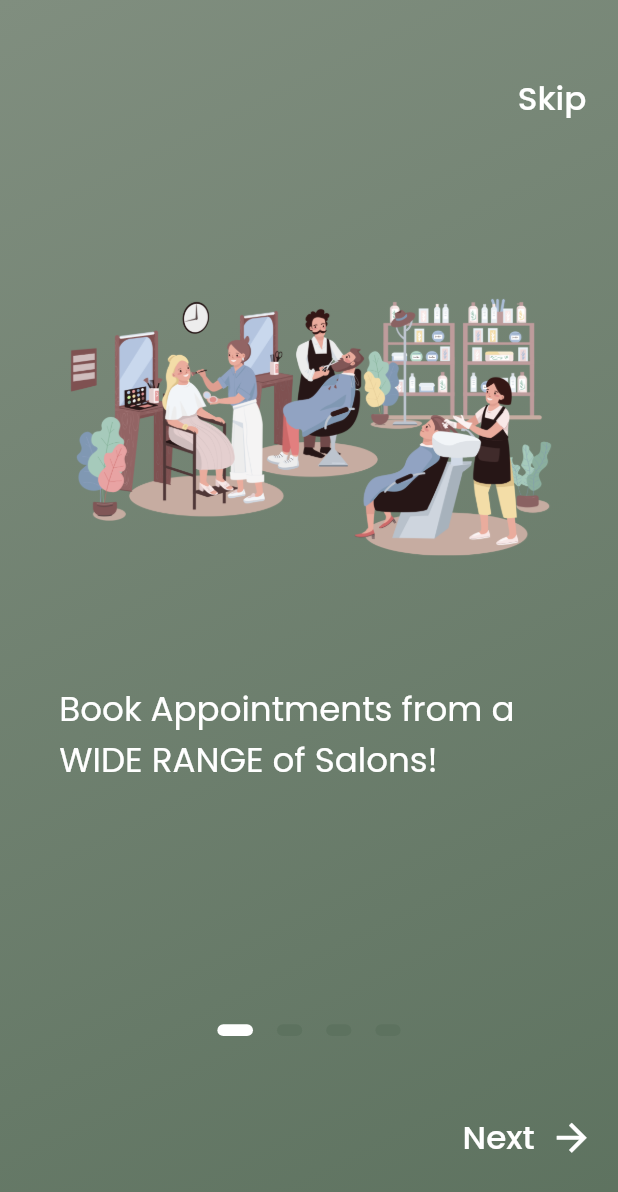
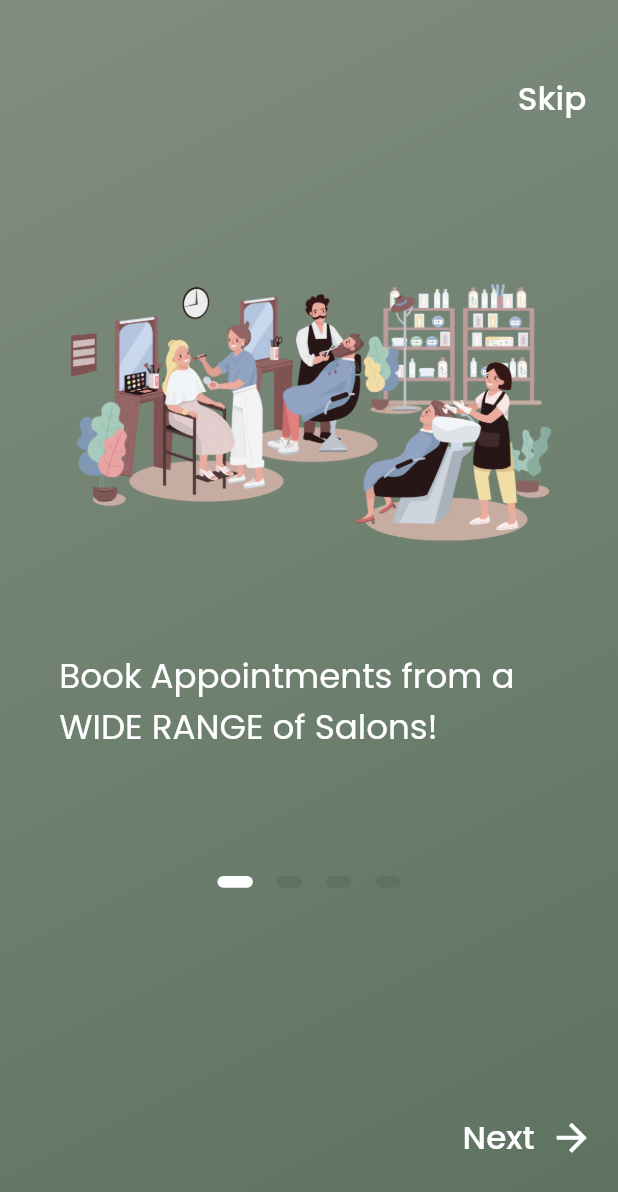
Before and after one commit to pawanjeswani-blitz/flutter_sample_app, a Flutter app: the screen it shows after launch, on a phone screen of 412 x 824 dp. Shown: the top 1192 px of the screen. Run offline on Flutter 3.47's test engine with Material 2 defaults, Android fonts, the phone set to English and light mode, and no system bars; our stand-ins replace cached_network_image, carousel_slider, connectivity, device_info, firebase_messaging, flutter_calendar_carousel and 11 more; accounts and stored records are empty.

```diff
--- a/lib/view/pages/onboarding_screen.dart
+++ b/lib/view/pages/onboarding_screen.dart
@@ -66,7 +66,7 @@ class _OnboardingScreenState extends State<OnboardingScreen> {
                             ),
                           ),
                     Container(
-                      height: defaultSize * 60.0,
+                      height: defaultSize * 50.0,
                       child: PageView(
                         // Creates a scrollable list that works page by page from an explicit [List] of widgets.
                         physics:
@@ -91,12 +91,12 @@ class _OnboardingScreenState extends State<OnboardingScreen> {
                                       //Creates an object that fetches an image from an asset bundle FOR LOCAL IMAGES
                                       'assets/images/onboarding-1.png',
                                     ),
-                                    height: defaultSize * 30.0,
+                                    height: defaultSize * 28.0,
                                     width: defaultSize * 50.0,
                                   ),
                                 ),
                                 SizedBox(
-                                  height: defaultSize * 3.0,
+                                  height: defaultSize * 2.8,
                                 ), // Creates a fixed size box
                                 Text(
                                   'Book Appointments from a \nWIDE RANGE of Salons!',
@@ -120,12 +120,12 @@ class _OnboardingScreenState extends State<OnboardingScreen> {
                                     image: AssetImage(
                                       'assets/images/onboarding-2.png',
                                     ),
-                                    height: defaultSize * 30.0,
+                                    height: defaultSize * 28.0,
                                     width: defaultSize * 50.0,
                                   ),
                                 ),
                                 SizedBox(
-                                  height: defaultSize * 3.0,
+                                  height: defaultSize * 2.8,
                                 ),
                                 Text(
                                   'Book Appointment as \nINDIVIDUAL or PACKAGE service!',
@@ -149,12 +149,12 @@ class _OnboardingScreenState extends State<OnboardingScreen> {
                                     image: AssetImage(
                                       'assets/images/onboarding-3.png',
                                     ),
-                                    height: defaultSize * 30.0,
+                                    height: defaultSize * 28.0,
                                     width: defaultSize * 50.0,
                                   ),
                                 ),
                                 SizedBox(
-                                  height: defaultSize * 3.0,
+                                  height: defaultSize * 2.8,
                                 ),
                                 Text(
                                   'Book Appointments \nthe EASY WAY now!',
@@ -180,12 +180,12 @@ class _OnboardingScreenState extends State<OnboardingScreen> {
                                     image: AssetImage(
                                       'assets/images/loc-pin.png',
                                     ),
-                                    height: defaultSize * 30.0,
+                                    height: defaultSize * 28.0,
                                     width: defaultSize * 50.0,
                                   ),
                                 ),
                                 SizedBox(
-                                  height: defaultSize * 3.0,
+                                  height: defaultSize * 2.8,
                                 ),
                                 Center(
                                   child: Text(
@@ -280,7 +280,7 @@ class _OnboardingScreenState extends State<OnboardingScreen> {
                     Navigator.pushNamedAndRemoveUntil(
                         context, "/login", (r) => false);
                   } else {
-                    await Geolocator.requestPermission();
+                    // await Geolocator.requestPermission();
                     await Geolocator.openAppSettings();
                   }
                 },
--- a/lib/view/pages/past_appointments.dart
+++ b/lib/view/pages/past_appointments.dart
@@ -170,7 +170,7 @@ class _PastAppointmentsState extends State<PastAppointments> {
                               AppointmentResponse>(
                           firstPageProgressIndicatorBuilder: (context) =>
                               _getLoaderView(),
-                          noMoreItemsIndicatorBuilder: (context) {
+                          noItemsFoundIndicatorBuilder: (context) {
                             return Center(
                               child: Padding(
                                 padding: EdgeInsets.only(
@@ -178,7 +178,7 @@ class _PastAppointmentsState extends State<PastAppointments> {
                                   bottom: defaultSize * 2.0,
                                 ),
                                 child: Text(
-                                  "You've reached the end",
+                                  "No Appointments Found",
                                   style: GoogleFonts.poppins(
                                     color: Colors.grey[500],
                                     fontSize: defaultSize * 2.0,
--- a/lib/view/pages/upcoming_appointments_screen.dart
+++ b/lib/view/pages/upcoming_appointments_screen.dart
@@ -157,14 +157,14 @@ class _UpcomingAppointmentScreenState extends State<UpcomingAppointmentScreen> {
                               AppointmentResponse>(
                           firstPageProgressIndicatorBuilder: (context) =>
                               _getLoaderView(),
-                          noMoreItemsIndicatorBuilder: (context) {
+                          noItemsFoundIndicatorBuilder: (context) {
                             return Center(
                               child: Padding(
                                 padding: EdgeInsets.only(
                                   bottom: defaultSize * 2.0,
                                 ),
                                 child: Text(
-                                  "You've reached the end",
+                                  "No Appointments Found",
                                   style: GoogleFonts.poppins(
                                     color: Colors.grey[500],
                                     fontSize: defaultSize * 2.0,
```
